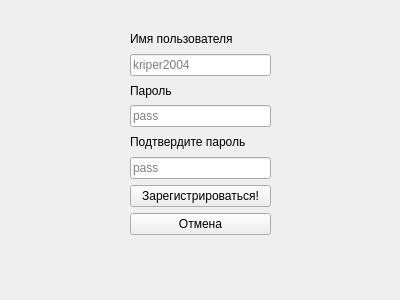
Qt form register_window.ui (thebefast6239/travel_exam) before a commit.
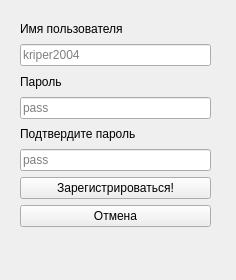
The same form after that commit.

Patch:
```diff
--- a/register_window.ui
+++ b/register_window.ui
@@ -6,8 +6,8 @@
    <rect>
     <x>0</x>
     <y>0</y>
-    <width>400</width>
-    <height>300</height>
+    <width>236</width>
+    <height>280</height>
    </rect>
   </property>
   <property name="windowTitle">
@@ -16,10 +16,10 @@
   <widget class="QWidget" name="layoutWidget">
    <property name="geometry">
     <rect>
-     <x>130</x>
-     <y>30</y>
-     <width>141</width>
-     <height>228</height>
+     <x>20</x>
+     <y>20</y>
+     <width>191</width>
+     <height>231</height>
     </rect>
    </property>
    <layout class="QVBoxLayout" name="register_widget_layout">
```
